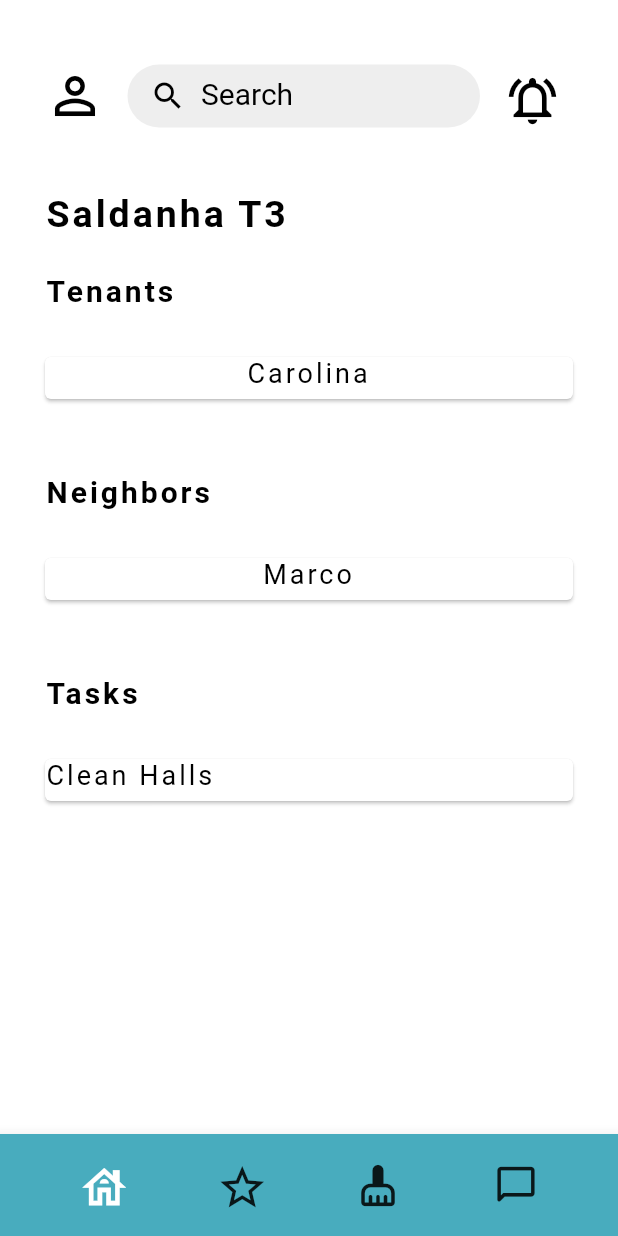
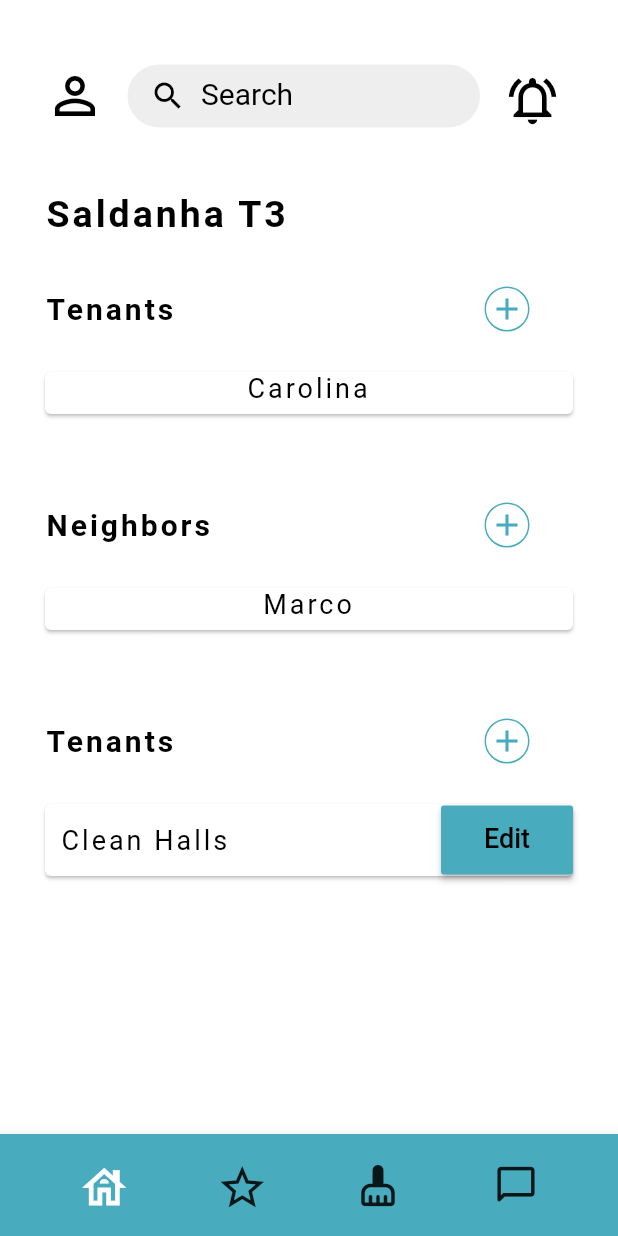
Before and after one commit to catasofia/User-Centered-Design-and-Evaluation, a Flutter app: the LandlordSeeHouse screen opened directly, on a phone screen of 412 x 824 dp. Run offline on Flutter 3.47's test engine with Material 2 defaults, Android fonts, the light colour scheme and no system bars; our stand-ins replace flutter_spinkit, image_picker; Roboto replaces fonts that are missing (Arial).

Commit message:
Landlord See House w/ buttons

```diff
--- a/lib/landlord/landlordSeeHouse.dart
+++ b/lib/landlord/landlordSeeHouse.dart
@@ -66,9 +66,11 @@ class _HomeState extends State<LandlordSeeHouse> {
         children: <Widget>[
           new Align(
             alignment: new Alignment(-1.1, 0.0),
-            child: Container(
-              width: 400.0,
-              height: 28.0,
+            child: Row(
+              mainAxisAlignment: MainAxisAlignment.spaceBetween,
+              children: <Widget>[
+                Container(
+                  padding: EdgeInsets.only(left: 10.0),
                   child: Text(
                     tt.name,
                     style: TextStyle(
@@ -76,8 +78,22 @@ class _HomeState extends State<LandlordSeeHouse> {
                       color: Colors.black,
                       letterSpacing: 2.0,
                     ),
+                    textAlign: TextAlign.center,
                   ),
                 ),
+                RaisedButton(onPressed: (){},
+                    padding: EdgeInsets.only(top:14.0, bottom:14.0, left:10.0, right: 10.0),
+                    child: Text('Edit',
+                    style: TextStyle(
+                    fontFamily: 'Arial',
+                    fontSize: 18,
+                    color: Colors.black,
+                    height: 1,
+                  ),
+                ),
+            color: Color(0xFF48ACBE),),
+              ]
+            )
           ),
         ],
       ),
@@ -199,6 +215,9 @@ class _HomeState extends State<LandlordSeeHouse> {
               height: 25.0,
               color: Colors.white,
             ),
+            Row(
+              mainAxisAlignment: MainAxisAlignment.spaceBetween,
+              children: <Widget>[
                 Text(
                   'Tenants',
                   style: TextStyle(
@@ -208,9 +227,16 @@ class _HomeState extends State<LandlordSeeHouse> {
                     fontWeight: FontWeight.bold,
                   ),
                 ),
-            Divider(
-              height: 15.0,
-              color: Colors.white,
+               ButtonTheme(
+                  height: 30,
+                  child: OutlineButton(onPressed: (){},
+                  shape: new CircleBorder(),
+                  borderSide: BorderSide(color: Color(0xFF48ACBE)),
+                  child:Icon(Icons.add,
+                  color: Color(0xFF48ACBE))
+                  ),
+                ),
+              ]
             ),
             Center(
               child: Column(
@@ -225,6 +251,9 @@ class _HomeState extends State<LandlordSeeHouse> {
               height: 50.0,
               color: Colors.white,
             ),
+            Row(
+                mainAxisAlignment: MainAxisAlignment.spaceBetween,
+                children: <Widget>[
                   Text(
                     'Neighbors',
                     style: TextStyle(
@@ -234,9 +263,16 @@ class _HomeState extends State<LandlordSeeHouse> {
                       fontWeight: FontWeight.bold,
                     ),
                   ),
-            Divider(
-              height: 15.0,
-              color: Colors.white,
+                  ButtonTheme(
+                    height: 30,
+                    child: OutlineButton(onPressed: (){},
+                        shape: new CircleBorder(),
+                        borderSide: BorderSide(color: Color(0xFF48ACBE)),
+                        child:Icon(Icons.add,
+                            color: Color(0xFF48ACBE))
+                    ),
+                  ),
+                ]
             ),
             Center(
               child: Column(
@@ -251,8 +287,11 @@ class _HomeState extends State<LandlordSeeHouse> {
               height: 50.0,
               color: Colors.white,
             ),
+            Row(
+                mainAxisAlignment: MainAxisAlignment.spaceBetween,
+                children: <Widget>[
                   Text(
-              'Tasks',
+                    'Tenants',
                     style: TextStyle(
                       color: Colors.black,
                       letterSpacing: 2.0,
@@ -260,9 +299,16 @@ class _HomeState extends State<LandlordSeeHouse> {
                       fontWeight: FontWeight.bold,
                     ),
                   ),
-            Divider(
-              height: 15.0,
-              color: Colors.white,
+                  ButtonTheme(
+                    height: 30,
+                    child: OutlineButton(onPressed: (){},
+                        shape: new CircleBorder(),
+                        borderSide: BorderSide(color: Color(0xFF48ACBE)),
+                        child:Icon(Icons.add,
+                            color: Color(0xFF48ACBE))
+                    ),
+                  ),
+                ]
             ),
             Center(
               child: Column(
```
Lines whose indentation alone changed are shown as unchanged.
